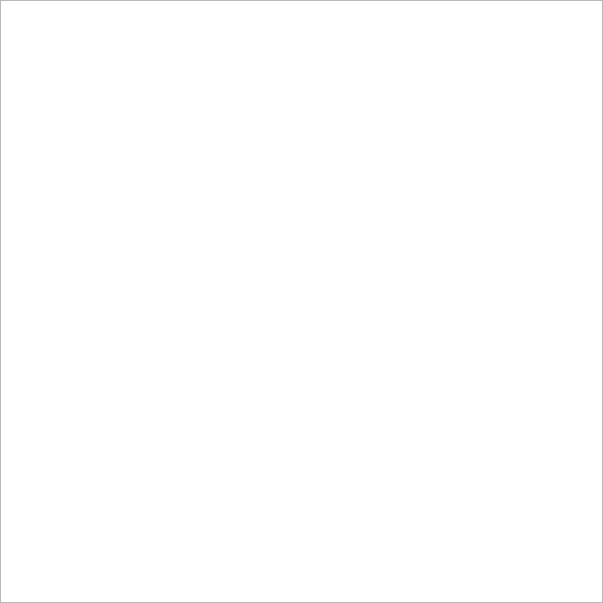
Old version of the form src/mainwindow.ui in the repository nachogoro/qt-chess-client.
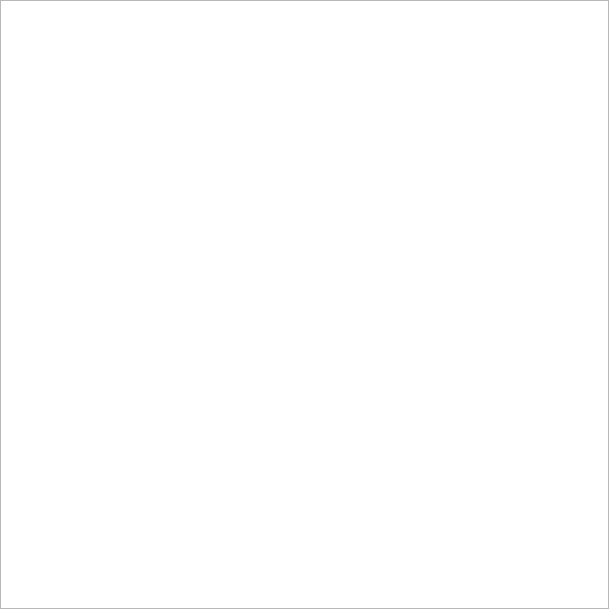
New version of the form.

```diff
--- a/src/mainwindow.ui
+++ b/src/mainwindow.ui
@@ -6,8 +6,8 @@
    <rect>
     <x>0</x>
     <y>0</y>
-    <width>603</width>
-    <height>603</height>
+    <width>609</width>
+    <height>609</height>
    </rect>
   </property>
   <property name="sizePolicy">
@@ -25,8 +25,8 @@
      <rect>
       <x>0</x>
       <y>0</y>
-      <width>603</width>
-      <height>603</height>
+      <width>609</width>
+      <height>609</height>
      </rect>
     </property>
     <property name="sizePolicy">
```
